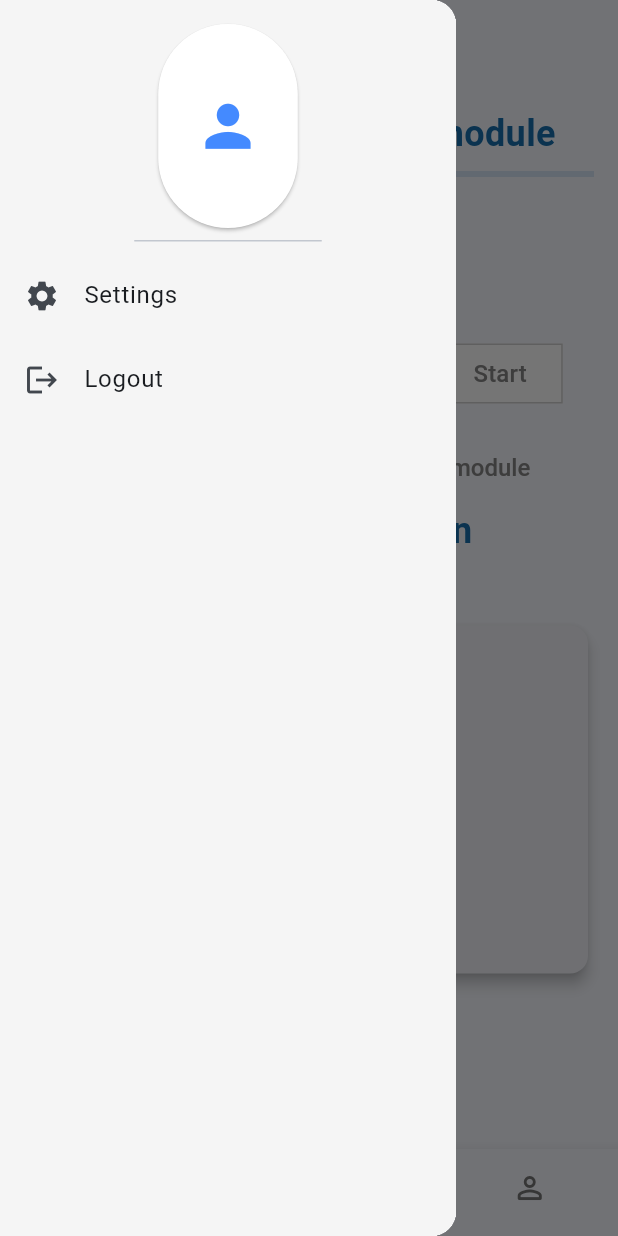
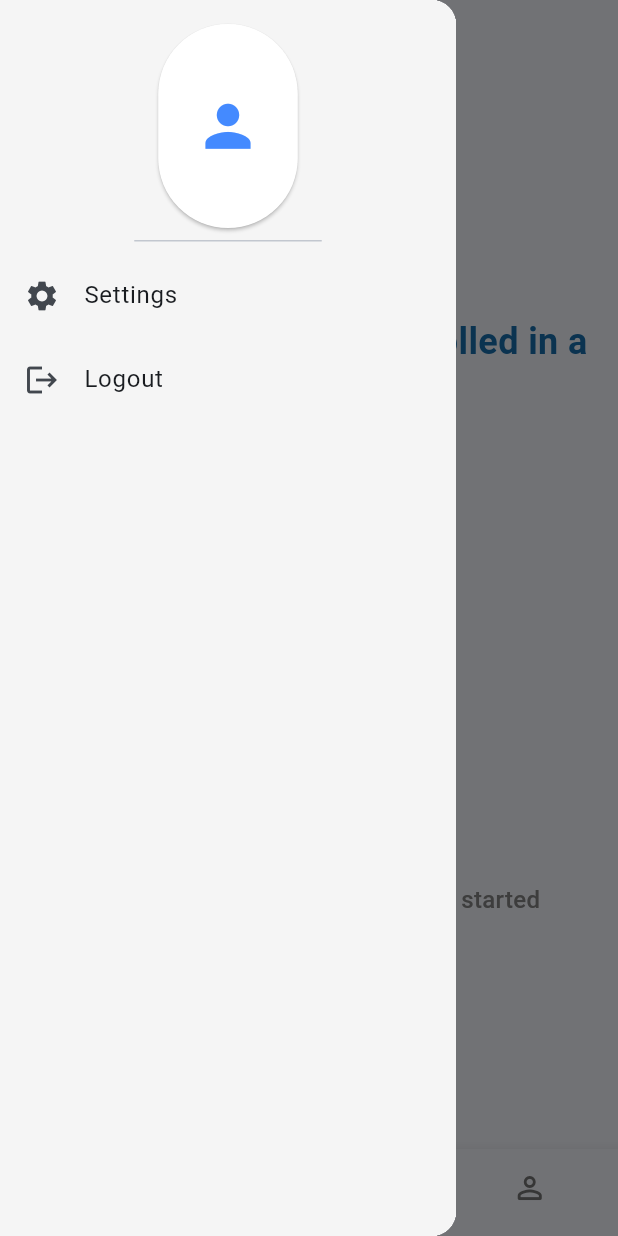
Before and after one commit to Julienexe/relearner, a Flutter app: the LandingPage screen opened by its route, item 2 of the bottom bar chosen, with the side drawer open, on a phone screen of 412 x 824 dp. Run offline on Flutter 3.47's test engine with Material 3 defaults, Android fonts, the light colour scheme and no system bars; our stand-ins replace cloud_firestore, firebase_auth, firebase_core; missing offline and left inert: dob_input_field; accounts and stored records are empty; network calls fail; Roboto replaces fonts that are missing (Arial).

Commit message:
add display for none enrolled users

```diff
--- a/lib/pages/dashboard_page.dart
+++ b/lib/pages/dashboard_page.dart
@@ -1,4 +1,5 @@
 import 'package:flutter/material.dart';
+import 'package:relearner/main.dart';
 import 'package:relearner/modules/general_modules.dart';
 
 class DashboardPage extends StatelessWidget {
@@ -6,7 +7,7 @@ class DashboardPage extends StatelessWidget {
 
   @override
   Widget build(BuildContext context) {
-    return const LearningDashboard();
+    return appState.userModel!.enrolled? const LearningDashboard():notEnrolledColumn();
   }
 }
 
```
